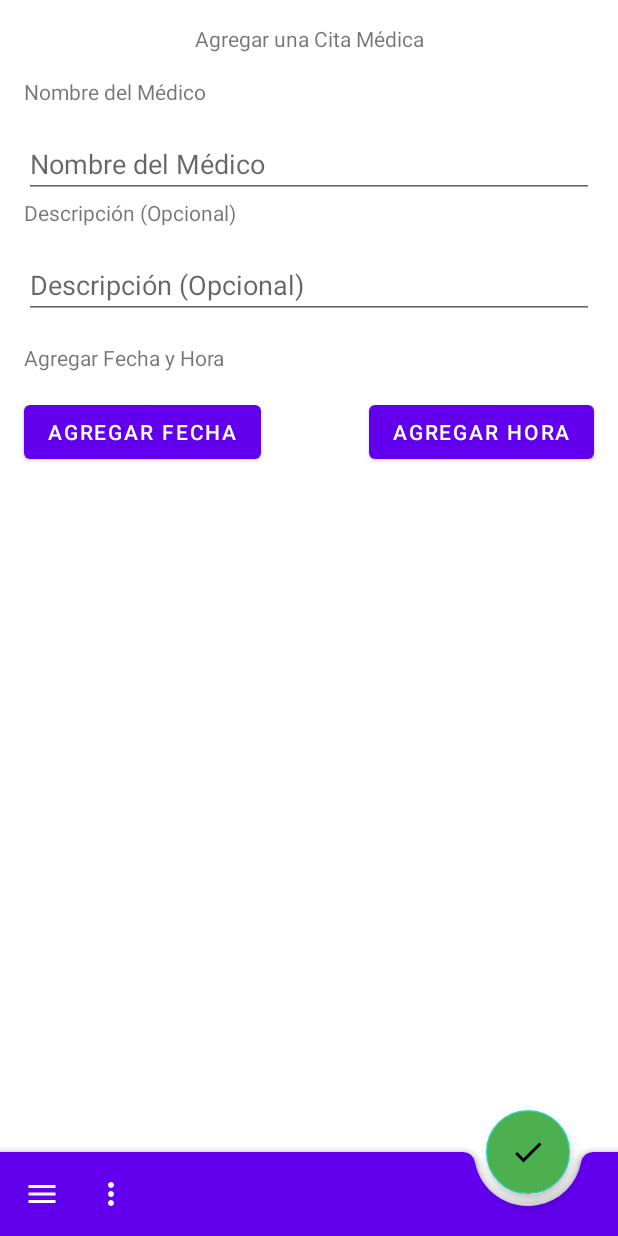
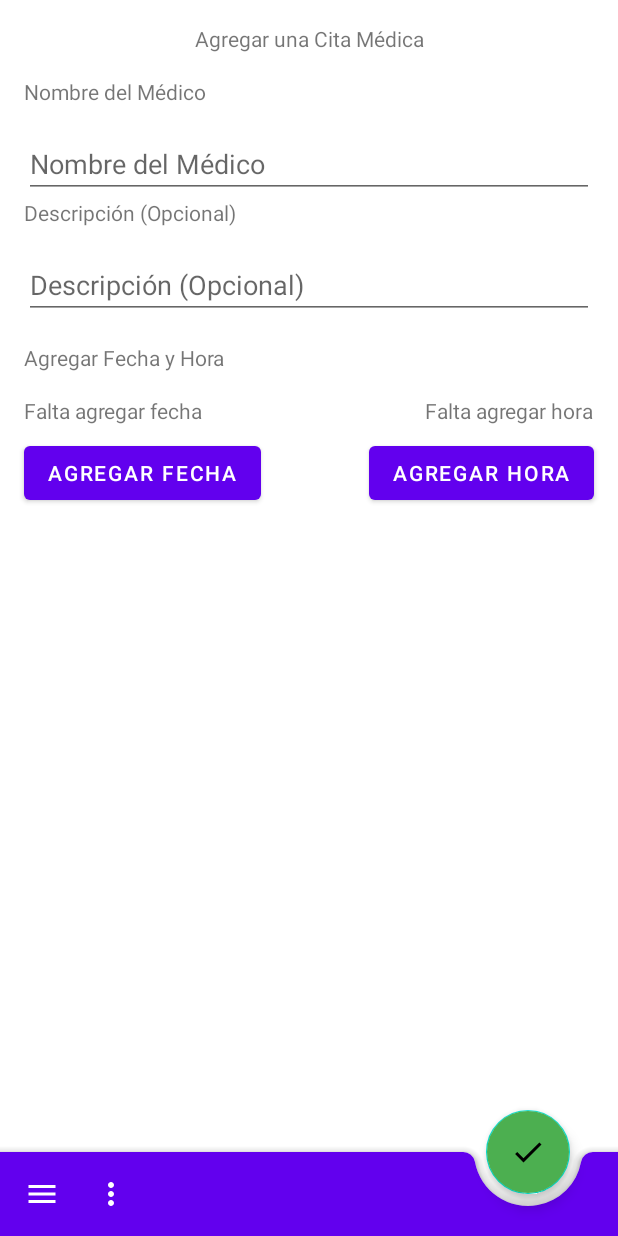
Before and after one commit to andykamin3/IuvoCare, an Android app: the AddAppointmentFragment screen opened through its navigation route, on a phone screen of 412 x 824 dp. Run offline under Robolectric (Android 15) with nearby library versions, the phone set to English and light mode, and no system bars; our stand-ins replace Firebase (no records; nobody signed in at launch, a user with empty details on screens opened directly), Room's generated code, navigation-ui; pictures from the network do not load.

Commit message:
time & date while add
Made time & date viewable while adding

```diff
--- a/app/src/main/java/com/andreskaminker/iuvocare/ui/AddAppointmentFragment.kt
+++ b/app/src/main/java/com/andreskaminker/iuvocare/ui/AddAppointmentFragment.kt
@@ -8,10 +8,7 @@ import android.util.Log
 import android.view.LayoutInflater
 import android.view.View
 import android.view.ViewGroup
-import android.widget.Button
-import android.widget.DatePicker
-import android.widget.EditText
-import android.widget.TimePicker
+import android.widget.*
 import androidx.fragment.app.Fragment
 import androidx.fragment.app.activityViewModels
 import androidx.navigation.findNavController
@@ -21,6 +18,7 @@ import com.andreskaminker.iuvocare.entities.Appointment
 import com.andreskaminker.iuvocare.entities.DateResult
 import com.andreskaminker.iuvocare.entities.Patient
 import com.andreskaminker.iuvocare.helpers.DummyData
+import com.andreskaminker.iuvocare.modules.FormatUtils
 import com.andreskaminker.iuvocare.room.viewmodel.AppointmentViewModel
 import com.andreskaminker.iuvocare.ui.dialogs.DatePickerFragment
 import com.andreskaminker.iuvocare.ui.dialogs.TimePickerFragment
@@ -28,6 +26,8 @@ import com.google.android.material.snackbar.Snackbar
 import com.google.firebase.auth.FirebaseAuth
 import com.google.firebase.firestore.FirebaseFirestore
 import kotlinx.android.synthetic.main.fragment_add_appointment.*
+import org.threeten.bp.LocalDate
+import org.threeten.bp.LocalTime
 
 
 class AddAppointmentFragment : Fragment(), TimePickerDialog.OnTimeSetListener,
@@ -39,6 +39,8 @@ class AddAppointmentFragment : Fragment(), TimePickerDialog.OnTimeSetListener,
     private lateinit var db: FirebaseFirestore
     private lateinit var nameEditText: EditText
     private lateinit var descriptionEditText: EditText
+    private lateinit var showDateText: TextView
+    private lateinit var showTimeText: TextView
 
     private val TAG = "AddAppointmentFragment"
     private var dateResult = DateResult()
@@ -54,6 +56,8 @@ class AddAppointmentFragment : Fragment(), TimePickerDialog.OnTimeSetListener,
         timeButton = v.findViewById(R.id.timeButton)
         dateButton = v.findViewById(R.id.dateButton)
         nameEditText = v.findViewById(R.id.editTextMedicationName)
+        showDateText = v.findViewById(R.id.textShowDate)
+        showTimeText = v.findViewById(R.id.textShowTime)
         descriptionEditText = v.findViewById(R.id.editTextMedicationDescription)
 
         return v
@@ -77,6 +81,7 @@ class AddAppointmentFragment : Fragment(), TimePickerDialog.OnTimeSetListener,
             mMinutes = minute
         }
         timeSetted = true
+        textShowTime.text = FormatUtils.timeFormatter.format(LocalTime.of(hourOfDay,minute))
     }
 
     override fun onDateSet(view: DatePicker?, year: Int, month: Int, dayOfMonth: Int) {
@@ -87,6 +92,7 @@ class AddAppointmentFragment : Fragment(), TimePickerDialog.OnTimeSetListener,
             mMonth = month
         }
         dateSetted = true
+        textShowDate.text = FormatUtils.selectionFormatter.format(LocalDate.of(year, month, dayOfMonth))
     }
 
     override fun onStart() {
@@ -98,6 +104,7 @@ class AddAppointmentFragment : Fragment(), TimePickerDialog.OnTimeSetListener,
         timeButton.setOnClickListener {
             TimePickerFragment()
                 .show(childFragmentManager, "timePicker")
+
         }
 
         super.onStart()
--- a/app/src/main/res/layout/fragment_add_appointment.xml
+++ b/app/src/main/res/layout/fragment_add_appointment.xml
@@ -27,6 +27,25 @@
         android:text="@string/add_doctor_name"
         app:layout_constraintStart_toStartOf="parent"
         app:layout_constraintTop_toBottomOf="@+id/textView10" />
+
+    <TextView
+        android:id="@+id/textShowDate"
+        android:layout_width="wrap_content"
+        android:layout_height="wrap_content"
+        android:layout_marginStart="16dp"
+        android:layout_marginTop="16dp"
+        android:text="@string/need_date"
+        app:layout_constraintStart_toStartOf="parent"
+        app:layout_constraintTop_toBottomOf="@+id/textView6" />
+
+    <TextView
+        android:id="@+id/textShowTime"
+        android:layout_width="wrap_content"
+        android:layout_height="wrap_content"
+        android:layout_marginEnd="16dp"
+        android:text="@string/need_time"
+        app:layout_constraintEnd_toEndOf="parent"
+        app:layout_constraintTop_toTopOf="@+id/textShowDate" />
 
     <EditText
         android:id="@+id/editTextMedicationName"
@@ -82,19 +101,18 @@
         android:layout_width="wrap_content"
         android:layout_height="wrap_content"
         android:layout_marginStart="16dp"
-        android:layout_marginTop="16dp"
+        android:layout_marginTop="8dp"
         android:text="@string/add_date"
         app:layout_constraintStart_toStartOf="parent"
-        app:layout_constraintTop_toBottomOf="@+id/textView6" />
+        app:layout_constraintTop_toBottomOf="@+id/textShowDate" />
 
     <Button
         android:id="@+id/timeButton"
         android:layout_width="wrap_content"
         android:layout_height="wrap_content"
-        android:layout_marginTop="16dp"
         android:layout_marginEnd="16dp"
         android:text="@string/add_time"
         app:layout_constraintEnd_toEndOf="parent"
-        app:layout_constraintTop_toBottomOf="@+id/textView6" />
+        app:layout_constraintTop_toTopOf="@+id/dateButton" />
 
 </androidx.constraintlayout.widget.ConstraintLayout>
--- a/app/src/main/res/values/strings.xml
+++ b/app/src/main/res/values/strings.xml
@@ -24,6 +24,8 @@
     <string name="status_placeholder">Completado</string>
     <string name="add_appointment">Agregar una Cita Médica</string>
     <string name="add_doctor_name">Nombre del Médico</string>
+    <string name="need_date">Falta agregar fecha</string>
+    <string name="need_time">Falta agregar hora</string>
     <string name="add_date">Agregar Fecha </string>
     <string name="add_time">Agregar Hora</string>
     <string name="add_date_and_time">Agregar Fecha y Hora</string>
```
